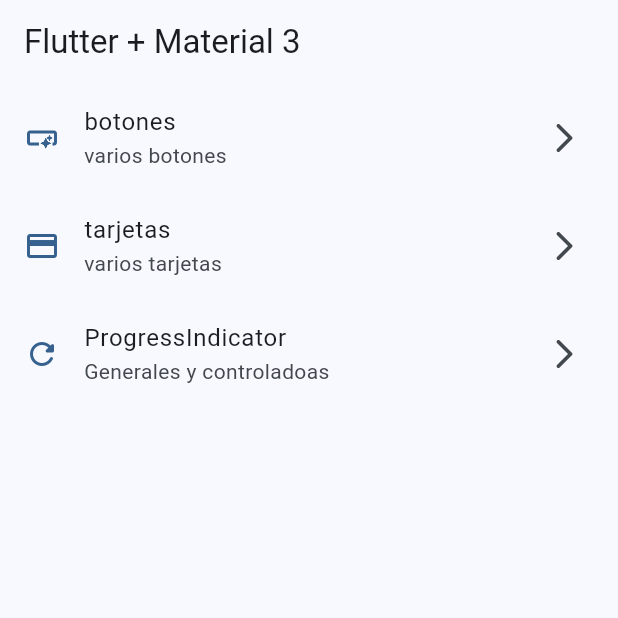
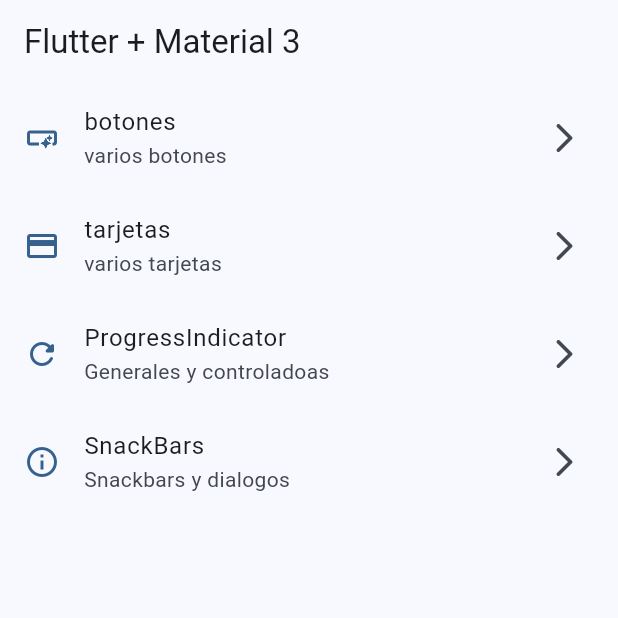
Before and after one commit to Federicoegas001/widget_app, a Flutter app: the screen it shows after launch, on a phone screen of 412 x 824 dp, the top half of it. Run offline on Flutter 3.47's test engine with Material 3 defaults, Android fonts, the phone set to English and light mode, and no system bars; our stand-ins replace go_router.

Commit message:
snackbars dialog terminado

```diff
--- a/lib/config/menu/menu_item.dart
+++ b/lib/config/menu/menu_item.dart
@@ -31,5 +31,11 @@ const List<MenuItem> appMenuItems = [
     subtitle: 'Generales y controladoas',
     link: '/progress',
     icon: Icons.refresh_rounded,
+  ),
+  MenuItem(
+    title: 'SnackBars',
+    subtitle: 'Snackbars y dialogos',
+    link: '/snackbar',
+    icon: Icons.info_outline,
   )
 ];
--- a/lib/config/router/app_router.dart
+++ b/lib/config/router/app_router.dart
@@ -18,5 +18,9 @@ final appRouter = GoRouter(routes: [
   GoRoute(
     path: '/progress',
     builder: (context, state) => const ProgressScreen(),
+  ),
+  GoRoute(
+    path: '/snackbar',
+    builder: (context, state) => const SnackBarScreen(),
   )
 ]);
```
Also changed, not shown: lib/presentation/screens/snackbar/snackbar_screen.dart (+62 -1 lines).
